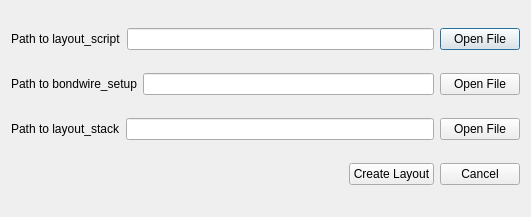
Above: NEW_UI/ui/createLayout.ui from e3da/PowerSynth2-core before the change. Below: the same form after it.
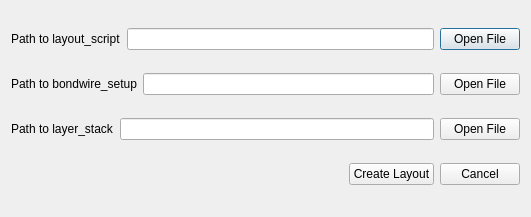
That is the form after the change.

Commit message: Shows Initial Layout

```diff
--- a/NEW_UI/ui/createLayout.ui
+++ b/NEW_UI/ui/createLayout.ui
@@ -97,7 +97,7 @@
      <item>
       <widget class="QLabel" name="label_4">
        <property name="text">
-        <string>Path to layout_stack</string>
+        <string>Path to layer_stack</string>
        </property>
       </widget>
      </item>
```
The commit also changes 7 other files.
